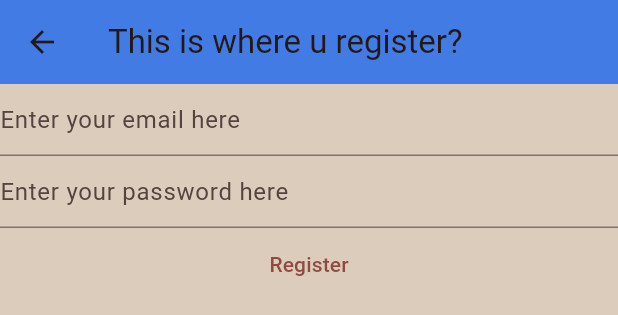
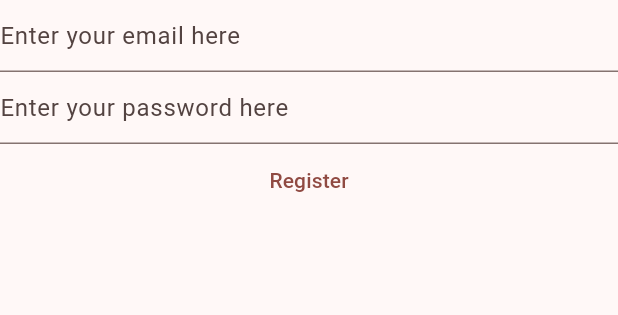
Before and after one commit to Robk4/Notesapp, a Flutter app: the RegisterView widget shown alone on an empty page, opened directly, on a phone screen of 412 x 824 dp. Shown: the top 315 px of the screen. Run offline on Flutter 3.47's test engine with Material 3 defaults, Android fonts, the phone set to English and light mode, and no system bars; our stand-ins replace firebase_auth, firebase_core; accounts and stored records are empty.

```diff
--- a/lib/views/register_view.dart
+++ b/lib/views/register_view.dart
@@ -36,17 +36,17 @@ class _RegisterViewState extends State<RegisterView> {
   //Main program builder
   @override
   Widget build(BuildContext context) {
-    return Scaffold( //Structure of the page
-      appBar: AppBar(title:  const Text("This is where u register?"),
-      backgroundColor:const Color.fromARGB(255, 66, 123, 228),),
-      backgroundColor: const Color(0xFFDCCCBB),
-      body: FutureBuilder( // FutureBuilder makes sure column isnt built before future is finished
-        future: Firebase.initializeApp(options: DefaultFirebaseOptions.currentPlatform),
-        builder: (context, snapshot)
-        {
-          //Switch that on done proceeds and on everything else(default:) pump out Loading..
-          switch (snapshot.connectionState){
-            case ConnectionState.done:
+    // return Scaffold( //Structure of the page
+    //   appBar: AppBar(title:  const Text("This is where u register?"),
+    //   backgroundColor:const Color.fromARGB(255, 66, 123, 228),),
+    //   backgroundColor: const Color(0xFFDCCCBB),
+    //   body: FutureBuilder( // FutureBuilder makes sure column isnt built before future is finished
+    //     future: Firebase.initializeApp(options: DefaultFirebaseOptions.currentPlatform),
+    //     builder: (context, snapshot)
+    //     {
+    //       //Switch that on done proceeds and on everything else(default:) pump out Loading..
+    //       switch (snapshot.connectionState){
+    //         case ConnectionState.done:
             return Column(
           children: [
             TextField(
@@ -83,11 +83,11 @@ class _RegisterViewState extends State<RegisterView> {
             child: const Text("Register")),
           ],
          );
-         default:
-         return const Text("Loading..");
-          }
-        },
-      ),
-    );
+  //        default:
+  //        return const Text("Loading..");
+  //         }
+  //       },
+  //     ),
+  //   );
   }
 }
```
Also changed, not shown: lib/main.dart (+38 -13 lines), lib/views/login_view.dart (+18 -18 lines), 1 other file.
